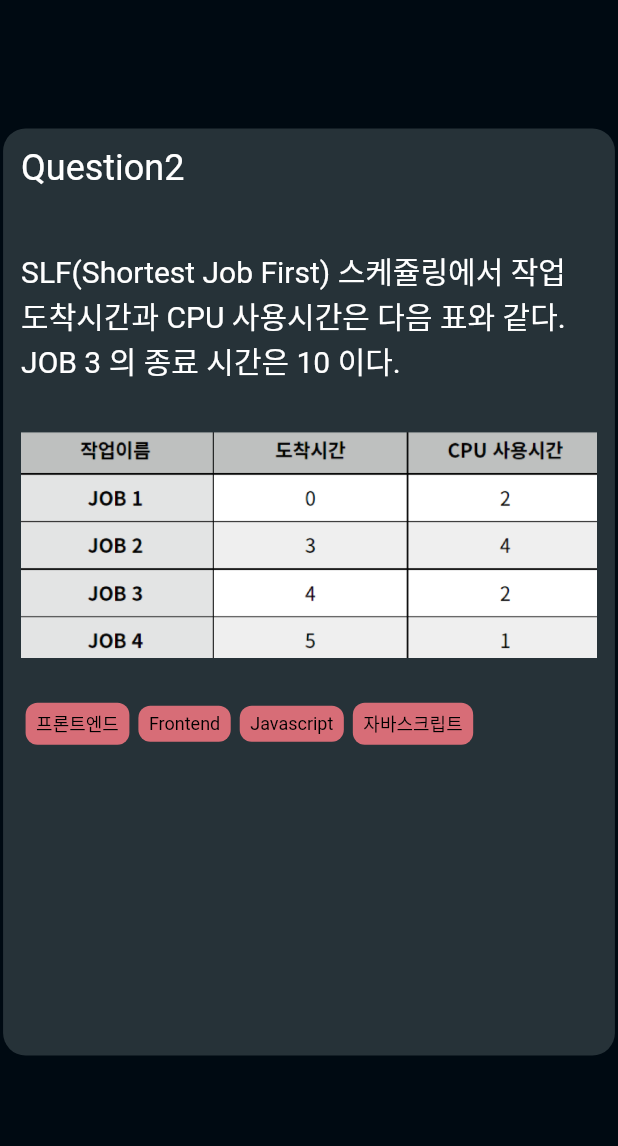
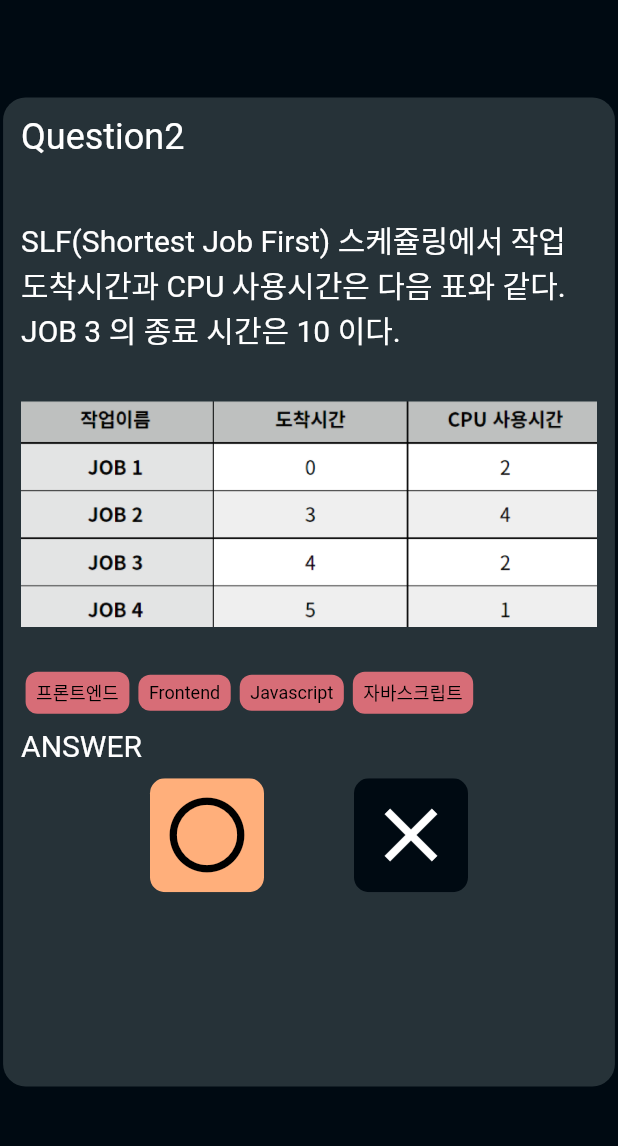
Before and after one commit to chlee1252/cosc, a Flutter app: the screen it shows after launch, on a phone screen of 412 x 824 dp, the part 68-1214 px from its top. Run offline on Flutter 3.47's test engine with Material 2 defaults, Android fonts, the phone set to English and light mode, and no system bars; our stand-ins replace flutter_calendar_carousel, get, google_fonts, lottie, percent_indicator, yaml; Roboto replaces fonts that are missing (Courgette).

Commit message:
feat | O X 클릭 버튼 영역 구현 (기능 미구현)

```diff
--- a/lib/screen/quiz/components/question.dart
+++ b/lib/screen/quiz/components/question.dart
@@ -1,4 +1,5 @@
 import 'package:cosc/constants.dart';
+import 'package:cosc/screen/quiz/components/select_ox_button.dart';
 import 'package:cosc/screen/quiz/components/tag_list.dart';
 import 'package:flutter/material.dart';
 
@@ -9,7 +10,7 @@ class Question extends StatelessWidget {
   Widget build(BuildContext context) {
     return Container(
       width: MediaQuery.of(context).size.width * 0.99,
-      height: MediaQuery.of(context).size.height * 0.75,
+      height: MediaQuery.of(context).size.height * 0.8,
       decoration: BoxDecoration(borderRadius: BorderRadius.circular(15), color: secondThemeColor),
       child: Padding(
         padding: const EdgeInsets.all(12.0),
@@ -37,7 +38,29 @@ class Question extends StatelessWidget {
                   padding: const EdgeInsets.symmetric(vertical: 30),
                   child: Image.asset("assets/image/question_sample_table.png", width: double.maxFinite),
                 ),
-                const TagList()
+                const TagList(),
+                /**
+                 * 아래 ANSWER 영역 하나의 컴포넌트로 변경해야 함
+                 * */
+                Column(
+                    children: [
+                      Container(
+                        width: double.maxFinite,
+                        padding: const EdgeInsets.symmetric(vertical: 10),
+                        child: const Text("ANSWER", style: TextStyle(color: Colors.white, fontSize: 20))),
+                      /**
+                       * Onclick Event 추가 필요
+                       * */
+                      ToggleButtons(
+                        renderBorder: false,
+                        isSelected: const [false,true],
+                        children:  const [
+                          SelectOXButton(isSelected: true,),
+                          SelectOXButton(isSelected: false,)
+                        ],
+                      )
+                    ],
+                ),
               ],
             )
           ],
--- /dev/null
+++ b/lib/screen/quiz/components/select_ox_button.dart
@@ -0,0 +1,54 @@
+import 'package:cosc/constants.dart';
+import 'package:flutter/material.dart';
+
+class SelectOXButton extends StatelessWidget {
+  final bool isSelected;
+  const SelectOXButton({
+    Key? key,
+    required this.isSelected,
+  }) : super(key: key);
+
+  @override
+  Widget build(BuildContext context) {
+    return Container(
+        decoration: BoxDecoration(
+          borderRadius: BorderRadius.circular(10),
+          color: isSelected ? thirdPointColor : firstThemeColor,
+        ),
+        margin: const EdgeInsets.symmetric(horizontal: 30),
+        child: isSelected ? const OButton()  : const XButton()
+    );
+  }
+}
+
+class OButton extends StatelessWidget {
+  const OButton({
+    Key? key,
+  }) : super(key: key);
+
+  @override
+  Widget build(BuildContext context) {
+    return IconButton(
+      color: Colors.black,
+      icon: const Icon(Icons.circle_outlined) ,
+      iconSize: 60,
+      onPressed: () {  },
+    );
+  }
+}
+
+class XButton extends StatelessWidget {
+  const XButton({
+    Key? key,
+  }) : super(key: key);
+
+  @override
+  Widget build(BuildContext context) {
+    return IconButton(
+      color: Colors.white,
+      icon: const Icon(Icons.close) ,
+      iconSize: 60,
+      onPressed: () {  },
+    );
+  }
+}
```
